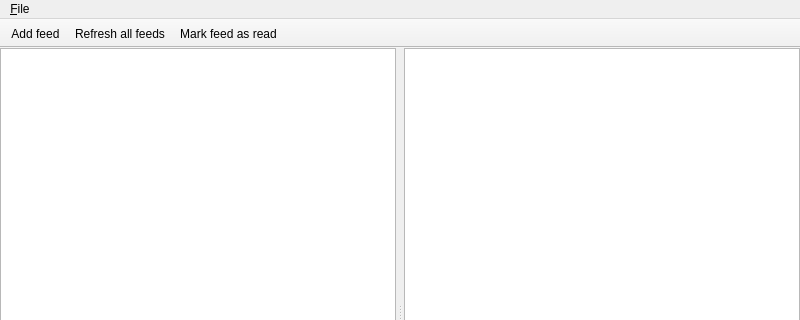
First picture: the form in client-desktop/src/MainWindow.ui, repository zappatic/ZapFeedReader, before the edit; both pictures show x 0 to 800 and y 0 to 320 of the 800 by 600 pixel window.
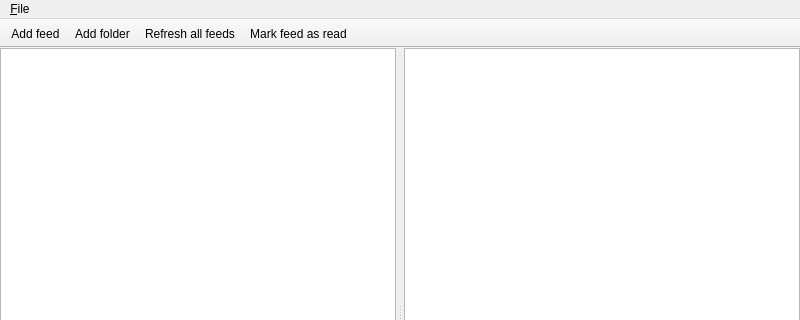
Second picture: the form after the edit. Custom widgets are drawn as their Qt base class.

Commit message: implement actual folders instead of feed linked folder hierarchies (unfinished)

Diff of the .ui file:
```diff
--- a/client-desktop/src/MainWindow.ui
+++ b/client-desktop/src/MainWindow.ui
@@ -174,6 +174,7 @@
     <bool>false</bool>
    </attribute>
    <addaction name="action_Add_feed"/>
+   <addaction name="action_Add_folder"/>
    <addaction name="action_Refresh_all_feeds"/>
    <addaction name="action_Mark_feed_as_read"/>
   </widget>
@@ -184,7 +185,7 @@
   </action>
   <action name="action_Add_feed">
    <property name="text">
-    <string>Add &amp;feed...</string>
+    <string>Add feed</string>
    </property>
   </action>
   <action name="action_Import_OPML">
@@ -208,6 +209,14 @@
     <string>Refresh all feeds</string>
    </property>
   </action>
+  <action name="action_Add_folder">
+   <property name="text">
+    <string>Add folder</string>
+   </property>
+   <property name="toolTip">
+    <string>Add folder</string>
+   </property>
+  </action>
  </widget>
  <customwidgets>
   <customwidget>
```
Left out of the diff: 5 changed lines with no effect on the pictures. The commit also changes 33 other files.
